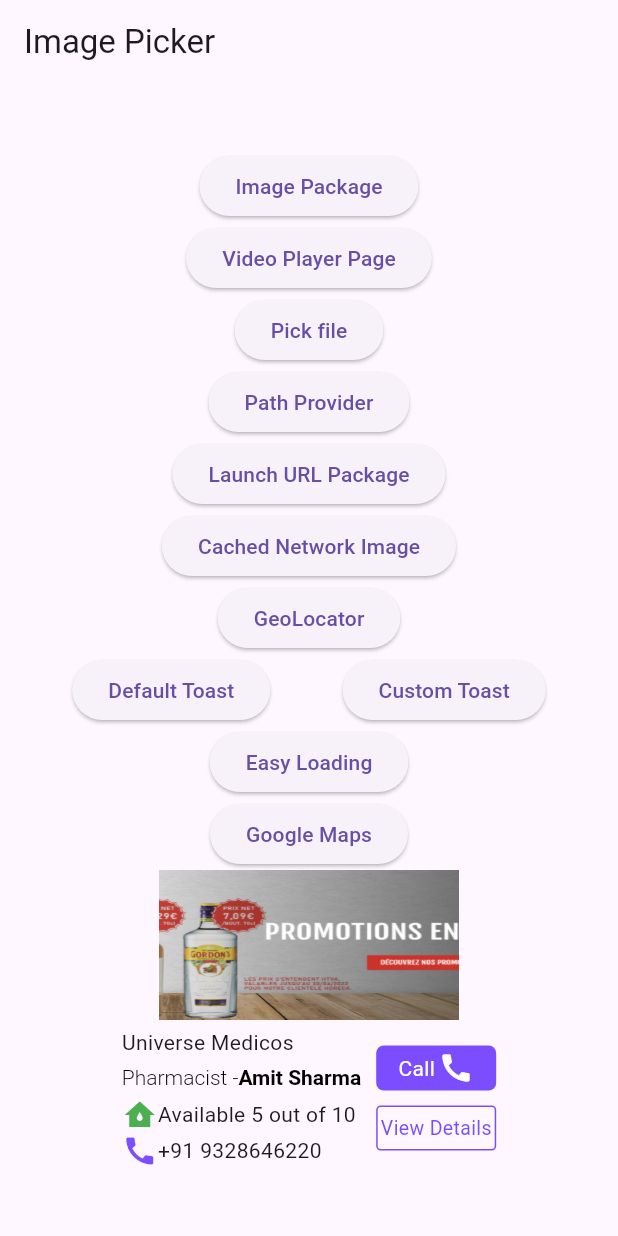
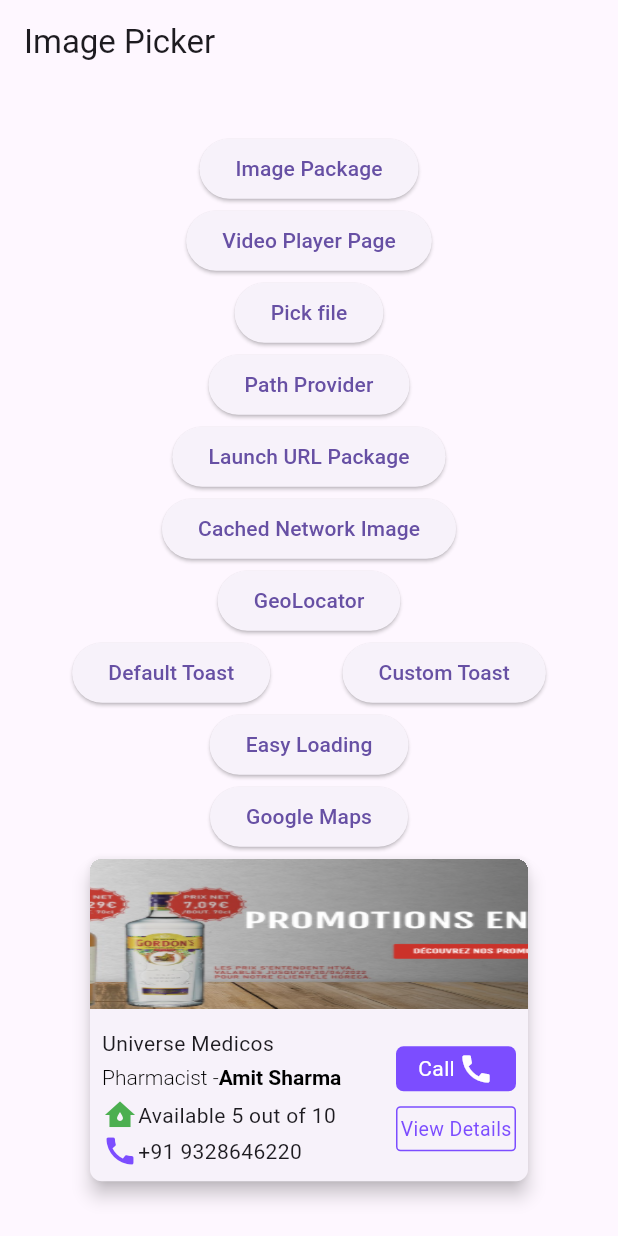
Before and after one commit to nikunj11sanghani/packages, a Flutter app: the screen it shows after launch, on a phone screen of 412 x 824 dp. Run offline on Flutter 3.47's test engine with Material 3 defaults, Android fonts, the phone set to English and light mode, and no system bars; our stand-ins replace cached_network_image, chewie, file_picker, firebase_analytics, firebase_core, firebase_crashlytics and 11 more; accounts and stored records are empty.

Commit message:
[Add] UI Changes

```diff
--- a/lib/picker_image.dart
+++ b/lib/picker_image.dart
@@ -223,19 +223,27 @@ class _PickerImageState extends State<PickerImage> with WidgetsBindingObserver {
               ),
               SizedBox(
                 width: 300,
-                height: 200,
+                child: Card(
+                  shape: RoundedRectangleBorder(
+                      borderRadius: BorderRadius.circular(8)),
+                  clipBehavior: Clip.hardEdge,
+                  elevation: 5,
                   child: Column(
                     crossAxisAlignment: CrossAxisAlignment.center,
                     children: [
                       Image.asset("assets/images/home_bg.png",
-                        fit: BoxFit.fill, height: 100, width: 200),
+                          fit: BoxFit.fill,
+                          height: 100,
+                          width: double.infinity),
                       const SizedBox(
                         height: 5,
                       ),
                       Row(
-                      mainAxisAlignment: MainAxisAlignment.center,
+                        mainAxisAlignment: MainAxisAlignment.spaceBetween,
                         children: [
-                        Column(
+                          Padding(
+                            padding: const EdgeInsets.all(8.0),
+                            child: Column(
                               crossAxisAlignment: CrossAxisAlignment.start,
                               children: [
                                 const Text("Universe Medicos"),
@@ -259,14 +267,16 @@ class _PickerImageState extends State<PickerImage> with WidgetsBindingObserver {
                                   height: 5,
                                 ),
                                 const Row(
-                              mainAxisAlignment: MainAxisAlignment.spaceBetween,
+                                  mainAxisAlignment:
+                                      MainAxisAlignment.spaceBetween,
                                   children: [
                                     Icon(Icons.water_damage, color: Colors.green),
                                     Text("Available 5 out of 10")
                                   ],
                                 ),
                                 const Row(
-                              mainAxisAlignment: MainAxisAlignment.spaceBetween,
+                                  mainAxisAlignment:
+                                      MainAxisAlignment.spaceBetween,
                                   children: [
                                     Icon(Icons.call,
                                         color: Colors.deepPurpleAccent),
@@ -275,10 +285,13 @@ class _PickerImageState extends State<PickerImage> with WidgetsBindingObserver {
                                 ),
                               ],
                             ),
+                          ),
                           const SizedBox(
                             width: 10,
                           ),
-                        Column(
+                          Padding(
+                            padding: const EdgeInsets.all(8.0),
+                            child: Column(
                               children: [
                                 Container(
                                   width: 80,
@@ -320,10 +333,12 @@ class _PickerImageState extends State<PickerImage> with WidgetsBindingObserver {
                                   ),
                                 ),
                               ],
+                            ),
                           )
                         ],
                       ),
                     ],
+                  ),
                 ),
               )
             ],
```
Also changed, not shown: pubspec.lock. Lines whose indentation alone changed are shown as unchanged.
